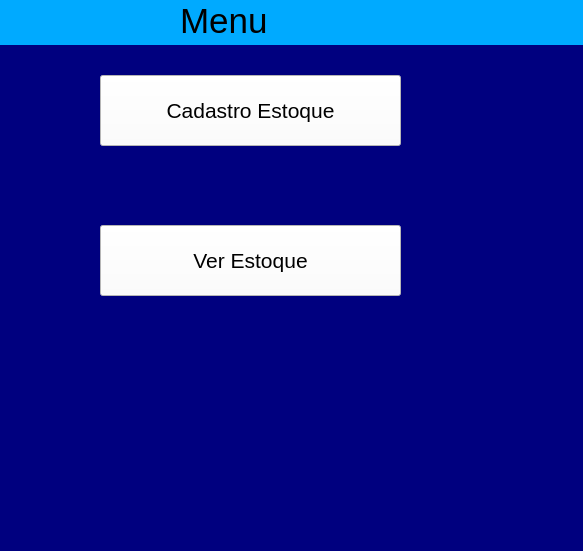
Before: the Qt Designer form menu.ui in samuelgarca/controleestoquepyqt5, drawn with Qt 5.
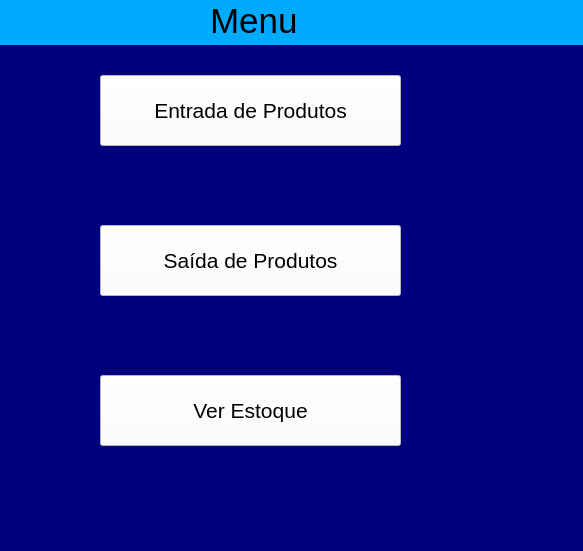
After: the same form once the commit is applied.

Diff of the .ui file:
```diff
--- a/menu.ui
+++ b/menu.ui
@@ -61,7 +61,7 @@
       <widget class="QLabel" name="label">
        <property name="geometry">
         <rect>
-         <x>180</x>
+         <x>210</x>
          <y>0</y>
          <width>361</width>
          <height>41</height>
@@ -119,14 +119,14 @@
         <string notr="true">background-color: rgb(255, 255, 255);</string>
        </property>
        <property name="text">
-        <string>Cadastro Estoque</string>
+        <string>Entrada de Produtos</string>
        </property>
       </widget>
       <widget class="QPushButton" name="pushButton_2">
        <property name="geometry">
         <rect>
          <x>100</x>
-         <y>180</y>
+         <y>330</y>
          <width>301</width>
          <height>71</height>
         </rect>
@@ -143,6 +143,27 @@
         <string>Ver Estoque</string>
        </property>
       </widget>
+      <widget class="QPushButton" name="pushButton_3">
+       <property name="geometry">
+        <rect>
+         <x>100</x>
+         <y>180</y>
+         <width>301</width>
+         <height>71</height>
+        </rect>
+       </property>
+       <property name="font">
+        <font>
+         <pointsize>16</pointsize>
+        </font>
+       </property>
+       <property name="styleSheet">
+        <string notr="true">background-color: rgb(255, 255, 255);</string>
+       </property>
+       <property name="text">
+        <string>Saída de Produtos</string>
+       </property>
+      </widget>
      </widget>
     </item>
    </layout>
```
